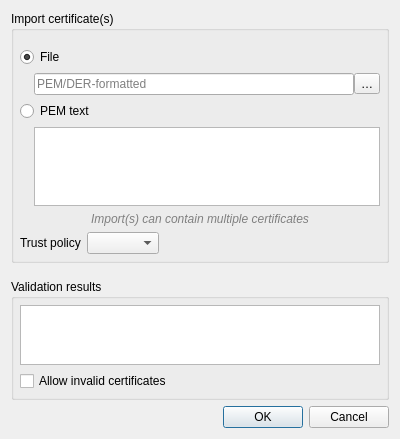
Qt form src/ui/auth/qgsauthimportcertdialog.ui (qgis/QGIS) before a commit.
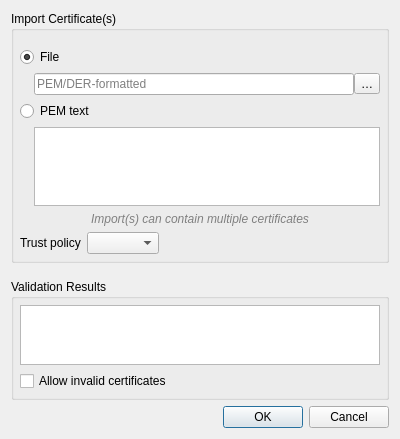
The same form after that commit. Custom widgets are drawn as their Qt base class.

```diff
--- a/src/ui/auth/qgsauthimportcertdialog.ui
+++ b/src/ui/auth/qgsauthimportcertdialog.ui
@@ -29,7 +29,7 @@
       </sizepolicy>
      </property>
      <property name="title">
-      <string>Import certificate(s)</string>
+      <string>Import Certificate(s)</string>
      </property>
      <layout class="QVBoxLayout" name="verticalLayout_2">
       <property name="margin">
@@ -222,7 +222,7 @@
       </sizepolicy>
      </property>
      <property name="title">
-      <string>Validation results</string>
+      <string>Validation Results</string>
      </property>
      <layout class="QVBoxLayout" name="verticalLayout_3">
       <property name="margin">
```
